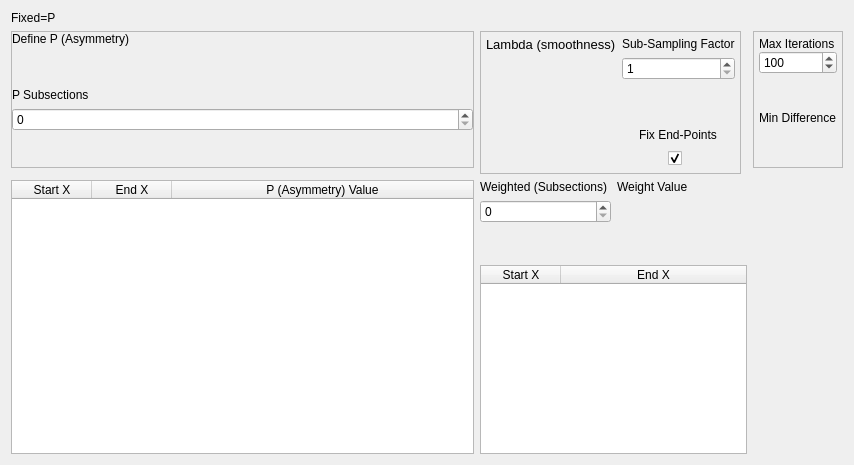
CCampJr/CRIkit2, file crikit/ui/qt5/ui_PlotEffect_ALS2.ui: the form before one commit.
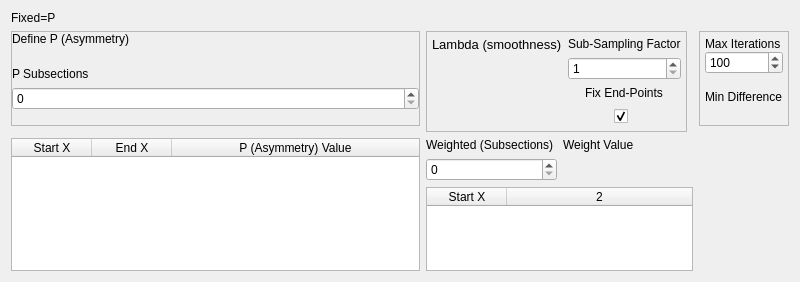
The form after the commit.

Commit message: Improved window layouts and geometries

The edit to the form file:
```diff
--- a/crikit/ui/qt5/ui_PlotEffect_ALS2.ui
+++ b/crikit/ui/qt5/ui_PlotEffect_ALS2.ui
@@ -6,8 +6,8 @@
    <rect>
     <x>0</x>
     <y>0</y>
-    <width>854</width>
-    <height>465</height>
+    <width>800</width>
+    <height>282</height>
    </rect>
   </property>
   <property name="windowTitle">
@@ -19,6 +19,27 @@
   <layout class="QGridLayout" name="gridLayout">
    <item row="3" column="0">
     <widget class="QTableWidget" name="tableWidgetAsym">
+     <property name="sizePolicy">
+      <sizepolicy hsizetype="Expanding" vsizetype="Maximum">
+       <horstretch>0</horstretch>
+       <verstretch>0</verstretch>
+      </sizepolicy>
+     </property>
+     <property name="minimumSize">
+      <size>
+       <width>0</width>
+       <height>10</height>
+      </size>
+     </property>
+     <property name="baseSize">
+      <size>
+       <width>0</width>
+       <height>140</height>
+      </size>
+     </property>
+     <property name="frameShadow">
+      <enum>QFrame::Plain</enum>
+     </property>
      <property name="horizontalScrollBarPolicy">
       <enum>Qt::ScrollBarAsNeeded</enum>
      </property>
@@ -352,6 +373,9 @@
    </item>
    <item row="3" column="1" colspan="2">
     <layout class="QVBoxLayout" name="verticalLayout_5">
+     <property name="sizeConstraint">
+      <enum>QLayout::SetNoConstraint</enum>
+     </property>
      <item>
       <layout class="QHBoxLayout" name="horizontalLayout">
        <property name="topMargin">
@@ -422,6 +446,24 @@
      </item>
      <item>
       <widget class="QTableWidget" name="tableWidgetWeights">
+       <property name="sizePolicy">
+        <sizepolicy hsizetype="Expanding" vsizetype="Maximum">
+         <horstretch>0</horstretch>
+         <verstretch>0</verstretch>
+        </sizepolicy>
+       </property>
+       <property name="minimumSize">
+        <size>
+         <width>0</width>
+         <height>70</height>
+        </size>
+       </property>
+       <property name="baseSize">
+        <size>
+         <width>0</width>
+         <height>65</height>
+        </size>
+       </property>
        <attribute name="horizontalHeaderDefaultSectionSize">
         <number>80</number>
        </attribute>
@@ -433,11 +475,7 @@
          <string>Start X</string>
         </property>
        </column>
-       <column>
-        <property name="text">
-         <string>End X</string>
-        </property>
-       </column>
+       <column/>
       </widget>
      </item>
     </layout>
```
Left out of the diff: 3 changed lines with no effect on the pictures. The commit also changes 8 other files.
